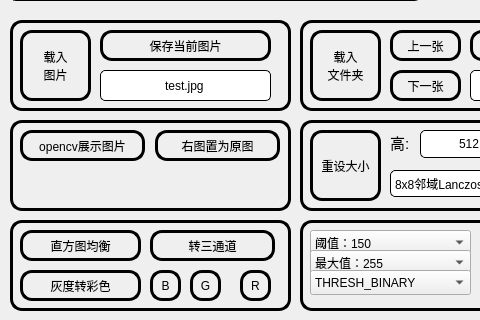
The window that imageshow/mainwindow.ui (liuqi34584/opencv_improcessing_tool) describes before a commit, drawn with Qt 5; both pictures show x 0 to 480 and y 480 to 800 of the 1450 by 800 pixel window.
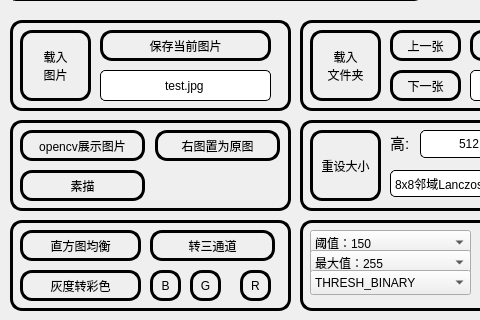
The same window after the commit. Icons and pictures are not drawn.

Commit message: 修复了个别按钮不能点击的BUG

```diff
--- a/imageshow/mainwindow.ui
+++ b/imageshow/mainwindow.ui
@@ -5306,6 +5306,27 @@
      <set>Qt::LinksAccessibleByKeyboard|Qt::LinksAccessibleByMouse|Qt::TextBrowserInteraction|Qt::TextSelectableByKeyboard|Qt::TextSelectableByMouse</set>
     </property>
    </widget>
+   <widget class="QPushButton" name="pB_sketch">
+    <property name="geometry">
+     <rect>
+      <x>20</x>
+      <y>650</y>
+      <width>125</width>
+      <height>31</height>
+     </rect>
+    </property>
+    <property name="mouseTracking">
+     <bool>true</bool>
+    </property>
+    <property name="styleSheet">
+     <string notr="true">border-radius: 12px;
+border:3px solid black;</string>
+    </property>
+    <property name="text">
+     <string>素描</string>
+    </property>
+   </widget>
+   <zorder>dilate_2</zorder>
    <zorder>erode</zorder>
    <zorder>label_erode_iter</zorder>
    <zorder>blur_6</zorder>
```
Left out of the diff: 15 changed lines with no effect on the pictures. The commit also changes 7 other files.
